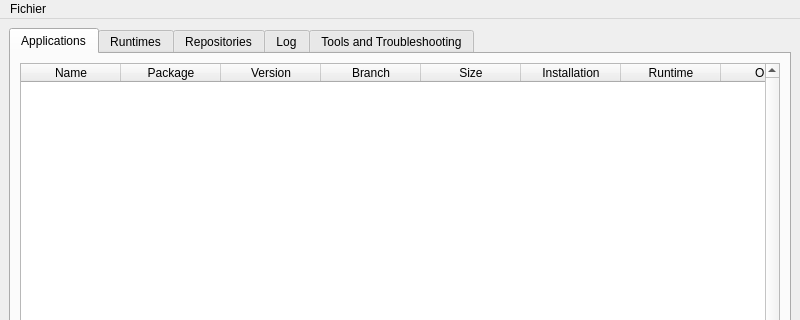
Old version of the form src/mainwindow.ui in the repository seigneurfuo/flatpak-gui-python; both pictures show x 0 to 800 and y 0 to 320 of the 800 by 468 pixel window.
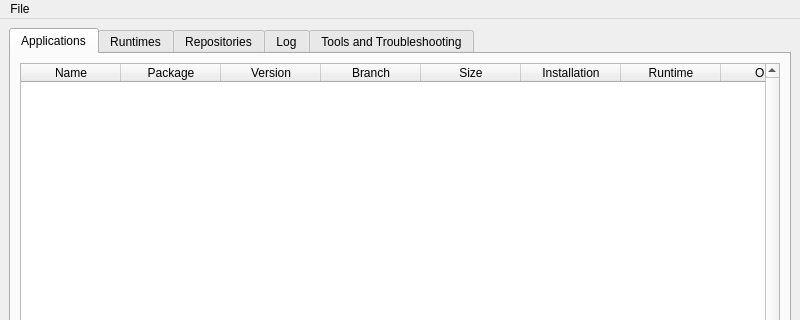
New version of the form. Icons and pictures are not drawn.

Patch:
```diff
--- a/src/mainwindow.ui
+++ b/src/mainwindow.ui
@@ -431,7 +431,7 @@
    </property>
    <widget class="QMenu" name="menuFichiers">
     <property name="title">
-     <string>Fichier</string>
+     <string>File</string>
     </property>
     <addaction name="refresh_action"/>
    </widget>
```
